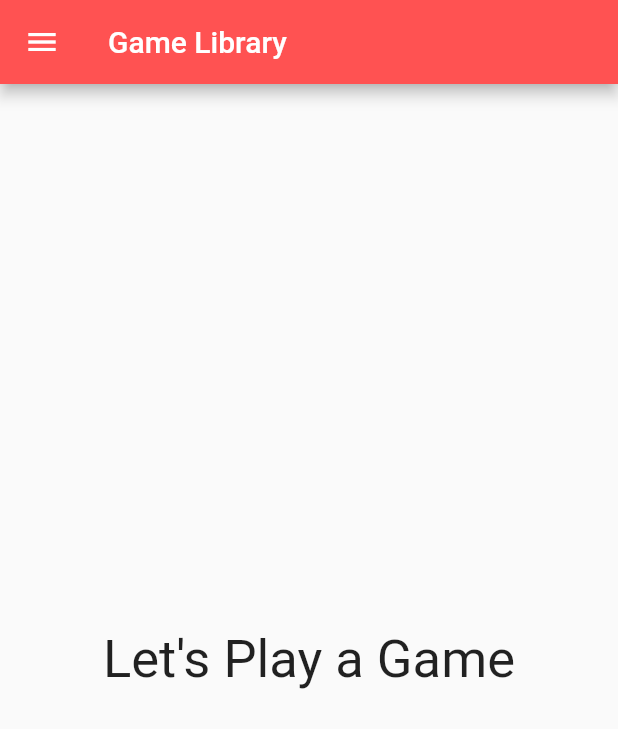
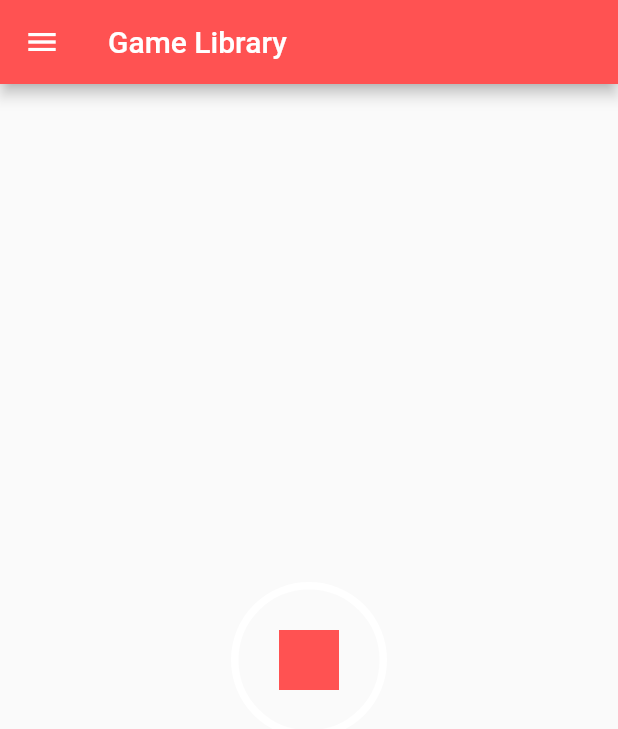
Before and after one commit to blong005/GameLibrary, a Flutter app: the screen it shows after launch, on a phone screen of 412 x 824 dp. Shown: the top 729 px of the screen. Run offline on Flutter 3.47's test engine with Material 2 defaults, Android fonts, the phone set to English and light mode, and no system bars.

Commit message:
Starting HomePage Tiles

```diff
--- a/lib/pages/home_page.dart
+++ b/lib/pages/home_page.dart
@@ -105,9 +105,24 @@ void switchUser(int x){
           ,)
       ),
       body: new Center(
-        child: new Text("Let's Play a Game",
-          style: new TextStyle(fontSize: 35.0),),
+        child: DecoratedBox(
+          decoration: BoxDecoration(
+            shape: BoxShape.circle,
+            border: Border.all(width: 5.0, color: Colors.white)
+          ),
+          child: Padding(
+            padding: EdgeInsets.all(32.0),
+            child: Container(
+              width: 40.0,
+              height: 40.0,
+              child: Container(
+              decoration: new BoxDecoration(
+                color: Colors.redAccent,
+              ),
+            ),
+          ),
+        ),
       ),
-    );
+    ));
   }
 }
```
